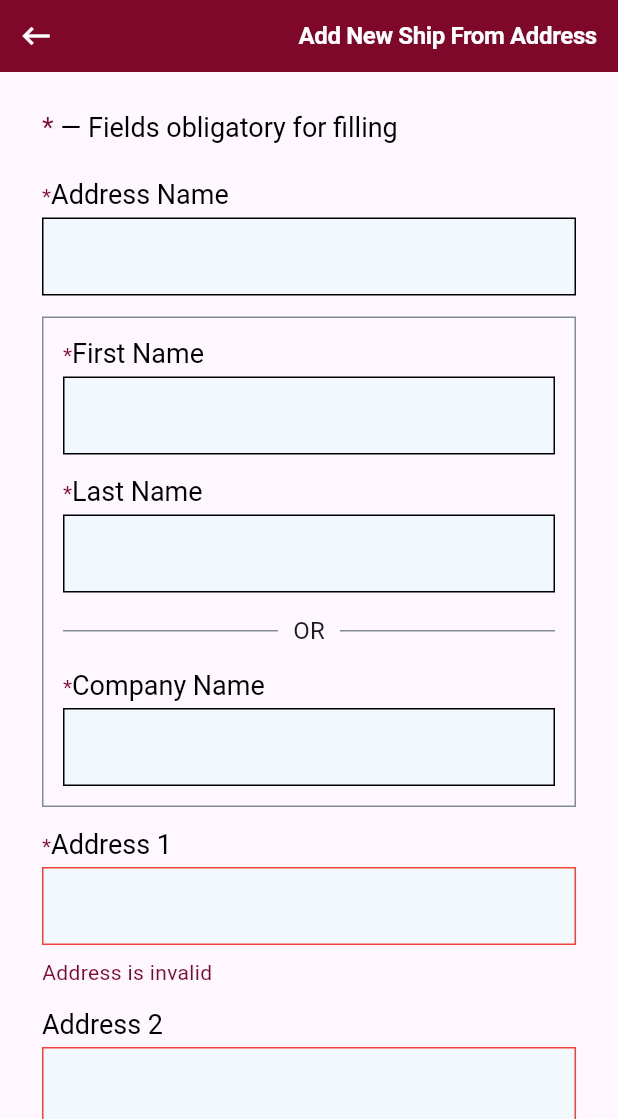
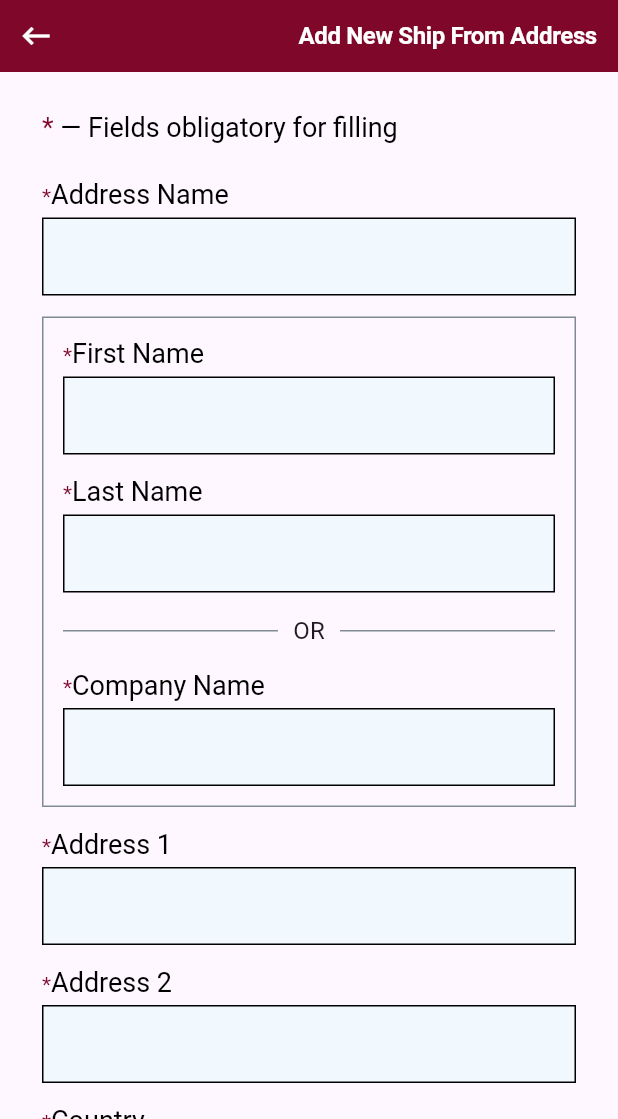
Before and after one commit to Sancene/boss_test, a Flutter app: the FormPage screen opened directly, on a phone screen of 412 x 824 dp, the part 117-1236 px from its top. Run offline on Flutter 3.47's test engine with Material 2 defaults, Android fonts, the phone set to English and light mode, and no system bars; our stand-ins replace bloc, bloc_concurrency, flutter_bloc, flutter_svg, freezed_annotation; missing offline and left inert: yandex_mapkit; generated files the repository leaves out were written again; Roboto replaces fonts that are missing (Arial); statements that could not run were skipped.

Commit message:
bloc validators + address checks + submitting

```diff
--- a/lib/form/bloc/form_event.dart
+++ b/lib/form/bloc/form_event.dart
@@ -2,7 +2,13 @@ part of 'form_bloc.dart';
 
 @Freezed(map: FreezedMapOptions.none)
 class FormEvent with _$FormEvent {
-  const factory FormEvent.validateAddress(String address) = _ValidateAddressEvent;
+  const factory FormEvent.validateFirstAddress(String address) = _ValidateFirstAddressEvent;
+
+  const factory FormEvent.firstAddressChanged() = _FirstAddressChangedEvent;
+
+  const factory FormEvent.validateSecondAddress(String address) = _ValidateSecondAddressEvent;
+
+  const factory FormEvent.secondAddressChanged() = _SecondAddressChangedEvent;
 
   const factory FormEvent.submit() = _SubmitEvent;
 }
--- a/lib/form/bloc/form_state.dart
+++ b/lib/form/bloc/form_state.dart
@@ -4,13 +4,31 @@ part of 'form_bloc.dart';
 class BossFormState with _$BossFormState {
   const BossFormState._();
 
-  const factory BossFormState.idle({required bool addressValid}) = _IdleState;
+  const factory BossFormState.idle({
+    required bool firstAddressValid,
+    required bool firstAddressProcessing,
+    required bool secondAddressValid,
+    required bool secondAddressProcessing,
+  }) = _IdleState;
 
-  const factory BossFormState.submitting({required bool addressValid}) = _SubmittingState;
+  const factory BossFormState.submitting({
+    required bool firstAddressValid,
+    required bool firstAddressProcessing,
+    required bool secondAddressValid,
+    required bool secondAddressProcessing,
+  }) = _SubmittingState;
 
-  const factory BossFormState.processingAddress({required bool addressValid}) = _ProcessingAddressState;
+  const factory BossFormState.success({
+    required bool firstAddressValid,
+    required bool firstAddressProcessing,
+    required bool secondAddressValid,
+    required bool secondAddressProcessing,
+  }) = _SuccessState;
 
-  const factory BossFormState.success({required bool addressValid}) = _SuccessState;
-
-  const factory BossFormState.failure({required bool addressValid}) = _FailureState;
+  const factory BossFormState.failure({
+    required bool firstAddressValid,
+    required bool firstAddressProcessing,
+    required bool secondAddressValid,
+    required bool secondAddressProcessing,
+  }) = _FailureState;
 }
--- a/lib/form/widget/form_page.dart
+++ b/lib/form/widget/form_page.dart
@@ -1,6 +1,7 @@
 import 'package:flutter/material.dart';
 import 'package:flutter_bloc/flutter_bloc.dart';
 import 'package:untitled/form/bloc/form_bloc.dart';
+import 'package:untitled/form/widget/fullscreen_loader.dart';
 import 'package:untitled/gen/assets.gen.dart';
 import 'package:untitled/utils/colors.dart';
 import 'package:untitled/utils/theme_data.dart';
@@ -69,6 +70,24 @@ class _FormPageState extends State<FormPage> {
   Widget build(BuildContext context) {
     return GestureDetector(
       onTap: () => FocusScope.of(context).unfocus(),
+      child: BlocListener<FormBloc, BossFormState>(
+        listener: (context, state) {
+          state.mapOrNull(
+            submitting: (value) => showFullScreenLoader(context),
+            success: (value) {
+              Navigator.of(context).pop();
+              Navigator.of(context).maybePop();
+            },
+            failure: (value) {
+              Navigator.of(context).maybePop();
+              ScaffoldMessenger.of(context).showSnackBar(
+                const SnackBar(
+                  content: Text('Submition error'),
+                ),
+              );
+            },
+          );
+        },
         child: Scaffold(
           body: SafeArea(
             child: Column(
@@ -214,34 +233,102 @@ class _FormPageState extends State<FormPage> {
                         ),
                       ),
                       const SizedBox(height: 14),
-                    Padding(
+                      BlocBuilder<FormBloc, BossFormState>(
+                        builder: (context, state) {
+                          return Padding(
                             padding: const EdgeInsets.symmetric(horizontal: 28),
-                      child: BlocBuilder<FormBloc, BossFormState>(
-                        builder: (context, state) {
-                          return TextFieldWithTitle(
+                            child: Column(
+                              crossAxisAlignment: CrossAxisAlignment.start,
+                              children: [
+                                TextFieldWithTitle(
                                   text: 'Address 1',
                                   controller: _firstAddressController,
                                   isRequired: true,
+                                  onChange: (value) =>
+                                      context.read<FormBloc>().add(const FormEvent.firstAddressChanged()),
                                   textInputAction: TextInputAction.next,
                                   onEditingComplete: () {
-                              context.read<FormBloc>().add(FormEvent.validateAddress(_firstAddressController.text));
+                                    state.firstAddressValid
+                                        ? FocusScope.of(context).nextFocus()
+                                        : context
+                                            .read<FormBloc>()
+                                            .add(FormEvent.validateFirstAddress(_firstAddressController.text));
                                   },
                                   errorMessage: 'Address is invalid',
-                            haveError: !state.addressValid,
+                                  haveError: _firstAddressController.text.isNotEmpty &&
+                                      !state.firstAddressProcessing &&
+                                      !state.firstAddressValid,
+                                ),
+                                if (state.firstAddressProcessing)
+                                  const CircularProgressIndicator(
+                                    color: AppColors.primaryRed,
+                                  ),
+                                if (state.firstAddressValid) ...[
+                                  const SizedBox(height: 6),
+                                  const Text(
+                                    'Address is Verified',
+                                    style: TextStyle(
+                                      fontFamily: "Arial",
+                                      fontSize: 14,
+                                      fontWeight: FontWeight.w400,
+                                      color: Color(0xff32aa1d),
+                                      height: 14 / 14,
+                                    ),
+                                  ),
+                                ],
+                              ],
+                            ),
                           );
                         },
                       ),
-                    ),
                       const SizedBox(height: 14),
-                    Padding(
+                      BlocBuilder<FormBloc, BossFormState>(
+                        builder: (context, state) {
+                          return Padding(
                             padding: const EdgeInsets.symmetric(horizontal: 28),
-                      child: TextFieldWithTitle(
+                            child: Column(
+                              crossAxisAlignment: CrossAxisAlignment.start,
+                              children: [
+                                TextFieldWithTitle(
                                   text: 'Address 2',
                                   controller: _secondAddressController,
+                                  isRequired: true,
                                   textInputAction: TextInputAction.next,
-                        haveError: _secondAddressController.text.length < 5,
-                        errorMessage: 'Text is too short',
+                                  onChange: (value) =>
+                                      context.read<FormBloc>().add(const FormEvent.secondAddressChanged()),
+                                  onEditingComplete: () {
+                                    state.secondAddressValid
+                                        ? FocusScope.of(context).nextFocus()
+                                        : context
+                                            .read<FormBloc>()
+                                            .add(FormEvent.validateSecondAddress(_secondAddressController.text));
+                                  },
+                                  errorMessage: 'Address is invalid',
+                                  haveError: _secondAddressController.text.isNotEmpty &&
+                                      !state.secondAddressProcessing &&
+                                      !state.secondAddressValid,
                                 ),
+                                if (state.secondAddressProcessing)
+                                  const CircularProgressIndicator(
+                                    color: AppColors.primaryRed,
+                                  ),
+                                if (state.secondAddressValid) ...[
+                                  const SizedBox(height: 6),
+                                  const Text(
+                                    'Address is Verified',
+                                    style: TextStyle(
+                                      fontFamily: "Arial",
+                                      fontSize: 14,
+                                      fontWeight: FontWeight.w400,
+                                      color: Color(0xff32aa1d),
+                                      height: 14 / 14,
+                                    ),
+                                  ),
+                                ],
+                              ],
+                            ),
+                          );
+                        },
                       ),
                       const SizedBox(height: 14),
                       Padding(
@@ -298,7 +385,9 @@ class _FormPageState extends State<FormPage> {
                       const SizedBox(height: 48),
                       Padding(
                         padding: const EdgeInsets.symmetric(horizontal: 28),
-                      child: CustomTextButton(
+                        child: BlocBuilder<FormBloc, BossFormState>(
+                          builder: (context, state) {
+                            return CustomTextButton(
                               onPressed: emailValid &&
                                       countryValid &&
                                       cityValid &&
@@ -306,10 +395,14 @@ class _FormPageState extends State<FormPage> {
                                       zipValid &&
                                       phoneValid &&
                                       emailValid &&
-                                ((firstNameValid && lastNameValid) || companyNameValid)
-                            ? () {}
+                                      ((firstNameValid && lastNameValid) || companyNameValid) &&
+                                      state.firstAddressValid &&
+                                      (state.secondAddressValid || _secondAddressController.text.isEmpty)
+                                  ? () => context.read<FormBloc>().add(const FormEvent.submit())
                                   : null,
                               text: 'Create address',
+                            );
+                          },
                         ),
                       ),
                       const SizedBox(height: 32),
@@ -317,6 +410,7 @@ class _FormPageState extends State<FormPage> {
                   ),
                 ),
               ],
+            ),
           ),
         ),
       ),
--- a/pubspec.yaml
+++ b/pubspec.yaml
@@ -16,6 +16,7 @@ dependencies:
   yandex_mapkit: ^3.3.3
   flutter_bloc: ^8.1.3
   flutter_svg: ^2.0.7
+  bloc_concurrency: ^0.2.2
   freezed_annotation: ^2.4.1
 
 dev_dependencies:
```
Also changed, not shown: lib/form/bloc/form_bloc.dart (+133 -7 lines), lib/form/widget/fullscreen_loader.dart (added, +54 -0 lines), pubspec.lock. Lines whose indentation alone changed are shown as unchanged.
